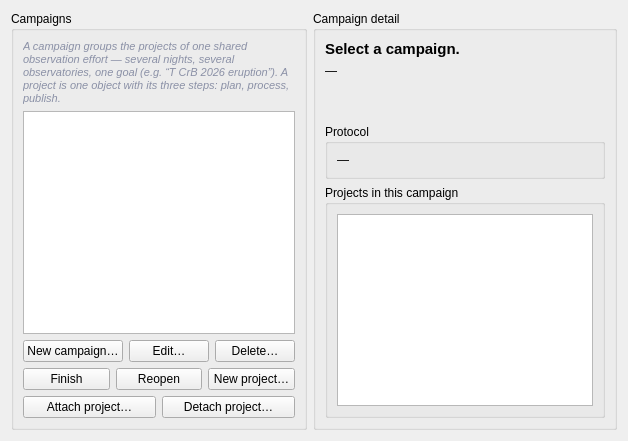
Above: nightscribe/gui/ui/campaigns_tab.ui from irydeo/nightscribe before the change. Below: the same form after it.
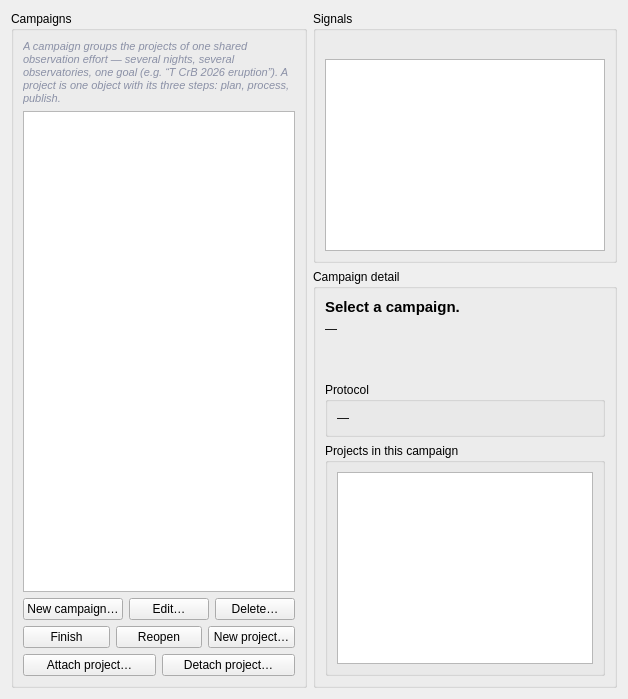
That is the form after the change.

Commit message: core+gui: ADR-037 SC2 — signals console on the Campaigns tab (events first, extrema by arrival)

```diff
--- a/nightscribe/gui/ui/campaigns_tab.ui
+++ b/nightscribe/gui/ui/campaigns_tab.ui
@@ -44,6 +44,28 @@
     </widget>
    </item>
    <item>
+    <layout class="QVBoxLayout" name="rightColumn">
+     <item>
+      <widget class="QGroupBox" name="grp_signals">
+       <property name="title"><string>Signals</string></property>
+       <layout class="QVBoxLayout" name="signalsLayout">
+        <item>
+         <widget class="QLabel" name="lbl_cov">
+          <property name="text"><string/></property>
+          <property name="wordWrap"><bool>true</bool></property>
+          <property name="styleSheet"><string>color: #8a90a6; font-style: italic; font-size: 11px;</string></property>
+         </widget>
+        </item>
+        <item>
+         <widget class="QListWidget" name="lst_signals">
+          <property name="toolTip"><string>Double-click a signal to open its project</string></property>
+          <property name="maximumHeight"><number>140</number></property>
+         </widget>
+        </item>
+       </layout>
+      </widget>
+     </item>
+     <item>
     <widget class="QGroupBox" name="grp_detail">
      <property name="title"><string>Campaign detail</string></property>
      <layout class="QVBoxLayout" name="detailLayout">
@@ -93,6 +115,8 @@
       </item>
      </layout>
     </widget>
+     </item>
+    </layout>
    </item>
   </layout>
  </widget>
```
Lines whose indentation alone changed are shown as unchanged. The commit also changes 8 other files.
